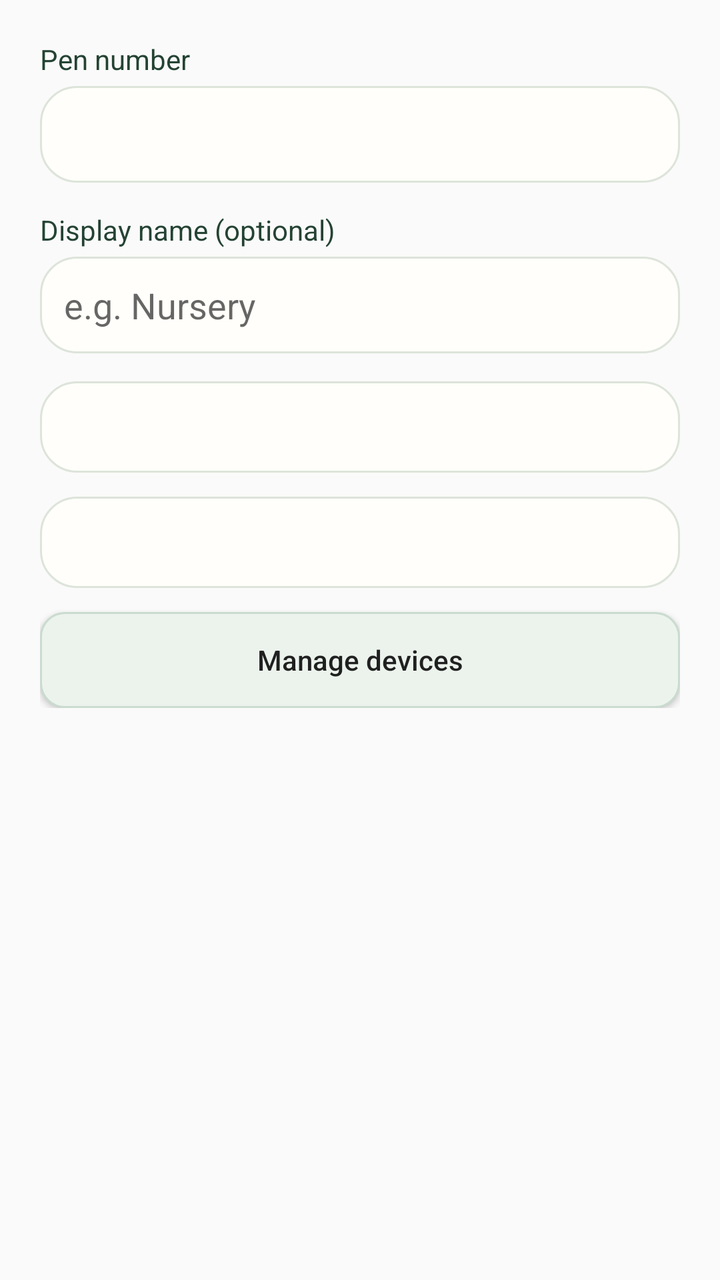
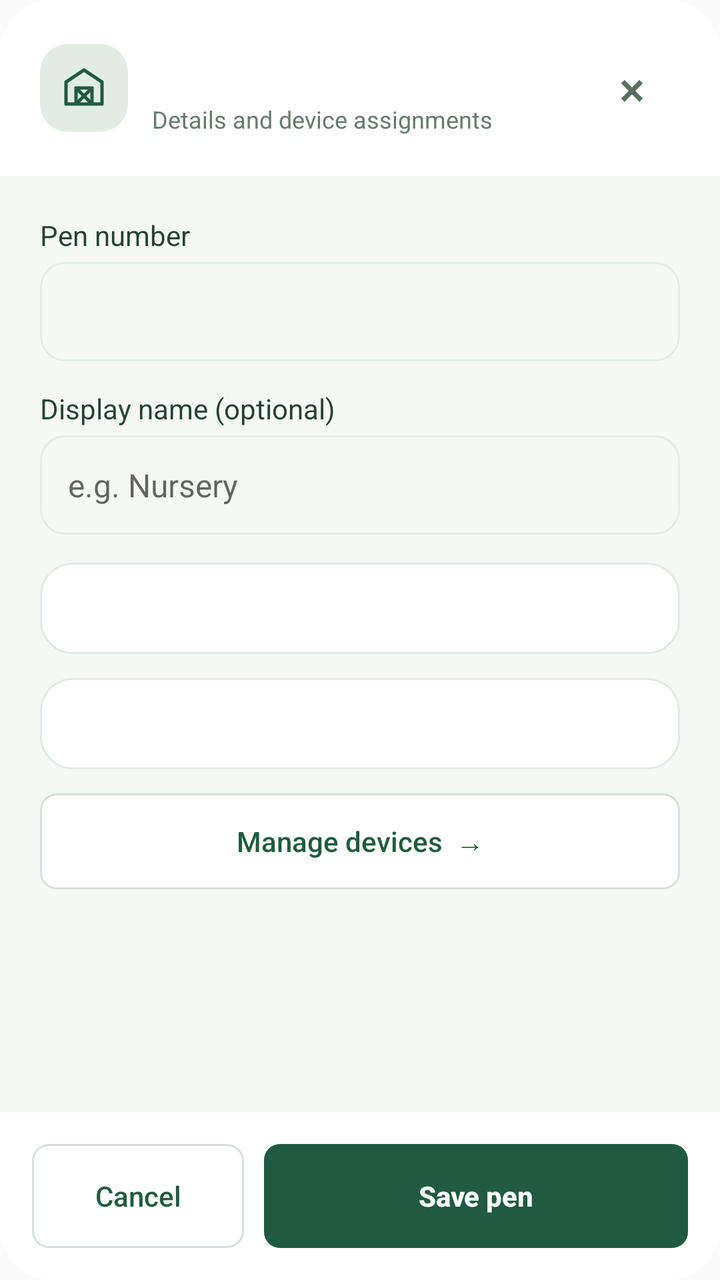

Compare the two renders of this Android layout. The source of the first and the diff that turns it into the second are given below.
<!-- AndroidManifest.xml: application theme Theme.HogWatch -->
<!-- res/layout/dialog_add_pen.xml -->
<ScrollView xmlns:android="http://schemas.android.com/apk/res/android" android:layout_width="match_parent" android:layout_height="wrap_content">
    <LinearLayout android:layout_width="match_parent" android:layout_height="wrap_content" android:orientation="vertical" android:padding="20dp">
        <TextView android:layout_width="match_parent" android:layout_height="wrap_content" android:text="Pen number" android:labelFor="@+id/pen_number" android:textColor="#244333"/>
        <EditText android:id="@id/pen_number" android:layout_width="match_parent" android:layout_height="wrap_content" android:minHeight="48dp" android:layout_marginTop="4dp" android:layout_marginBottom="14dp" android:singleLine="true" android:inputType="number" android:maxLength="10" android:hint="" android:background="@drawable/card" android:padding="12dp"/>
        <TextView android:layout_width="match_parent" android:layout_height="wrap_content" android:text="Display name (optional)" android:labelFor="@+id/pen_alias" android:textColor="#244333"/>
        <EditText android:id="@id/pen_alias" android:layout_width="match_parent" android:layout_height="wrap_content" android:minHeight="48dp" android:layout_marginTop="4dp" android:layout_marginBottom="14dp" android:singleLine="true" android:inputType="textCapWords" android:maxLength="80" android:hint="e.g. Nursery" android:background="@drawable/card" android:padding="12dp"/>
        <LinearLayout android:layout_width="match_parent" android:layout_height="wrap_content" android:layout_marginBottom="12dp" android:orientation="vertical" android:padding="12dp" android:background="@drawable/card">
            <TextView android:id="@+id/sensors_caption" android:layout_width="match_parent" android:layout_height="wrap_content" android:textSize="16sp" android:textStyle="bold" android:textColor="#193C2D" android:accessibilityLiveRegion="polite"/>
            <LinearLayout android:id="@+id/sensors_options" android:layout_width="match_parent" android:layout_height="wrap_content" android:orientation="vertical"/>
        </LinearLayout>
        <LinearLayout android:layout_width="match_parent" android:layout_height="wrap_content" android:layout_marginBottom="12dp" android:orientation="vertical" android:padding="12dp" android:background="@drawable/card">
            <TextView android:id="@+id/cameras_caption" android:layout_width="match_parent" android:layout_height="wrap_content" android:textSize="16sp" android:textStyle="bold" android:textColor="#193C2D" android:accessibilityLiveRegion="polite"/>
            <LinearLayout android:id="@+id/cameras_options" android:layout_width="match_parent" android:layout_height="wrap_content" android:orientation="vertical"/>
        </LinearLayout>
        <Button android:id="@+id/manage_pen_devices" android:layout_width="match_parent" android:layout_height="wrap_content" android:minHeight="48dp" android:text="Manage devices" android:textAllCaps="false" android:background="@drawable/action_surface"/>
    </LinearLayout>
</ScrollView>
<!-- resources referenced by this layout -->
<resources>
  <!-- drawable action_surface (drawable) -->
  <ripple xmlns:android="http://schemas.android.com/apk/res/android" android:color="#286B956F"><item><shape><solid android:color="#ECF3ED"/><corners android:radius="12dp"/><stroke android:width="1dp" android:color="#CADBCF"/></shape></item></ripple>
  <!-- drawable card (drawable) -->
  <shape xmlns:android="http://schemas.android.com/apk/res/android"><solid android:color="#FFFEFA"/><corners android:radius="18dp"/><stroke android:width="1dp" android:color="#DDE4DA"/></shape>
  <style name="Theme.HogWatch" parent="@android:style/Theme.Material.Light.NoActionBar"><item name="android:statusBarColor">#F4F6F0</item><item name="android:navigationBarColor">#102A20</item><item name="android:colorAccent">#246849</item><item name="android:windowLightStatusBar">true</item></style>
</resources>

<!-- the commit's change to res/layout/dialog_add_pen.xml (unified diff, before → after) -->
@@ -1,9 +1,18 @@
-<ScrollView xmlns:android="http://schemas.android.com/apk/res/android" android:layout_width="match_parent" android:layout_height="wrap_content">
-    <LinearLayout android:layout_width="match_parent" android:layout_height="wrap_content" android:orientation="vertical" android:padding="20dp">
+<LinearLayout xmlns:android="http://schemas.android.com/apk/res/android" android:layout_width="match_parent" android:layout_height="match_parent" android:orientation="vertical" android:background="@drawable/filter_panel">
+    <LinearLayout android:layout_width="match_parent" android:layout_height="wrap_content" android:padding="20dp" android:gravity="center_vertical">
+        <ImageView android:layout_width="44dp" android:layout_height="44dp" android:padding="10dp" android:src="@drawable/ic_pens" android:background="@drawable/directory_icon_surface" android:importantForAccessibility="no"/>
+        <LinearLayout android:layout_width="0dp" android:layout_weight="1" android:layout_height="wrap_content" android:layout_marginStart="12dp" android:orientation="vertical">
+            <TextView android:id="@+id/pen_editor_title" android:layout_width="match_parent" android:layout_height="wrap_content" android:textSize="21sp" android:textStyle="bold" android:textColor="#183A2B"/>
+            <TextView android:layout_width="match_parent" android:layout_height="wrap_content" android:text="Details and device assignments" android:textSize="12sp" android:textColor="#657B6E" android:layout_marginTop="3dp"/>
+        </LinearLayout>
+        <Button android:id="@+id/pen_editor_close" android:layout_width="48dp" android:layout_height="48dp" android:minWidth="0dp" android:padding="0dp" android:text="×" android:textSize="24sp" android:textColor="#587062" android:background="?android:attr/selectableItemBackgroundBorderless" android:contentDescription="Close pen editor"/>
+    </LinearLayout>
+    <ScrollView android:layout_width="match_parent" android:layout_height="0dp" android:layout_weight="1" android:fillViewport="true" android:background="#F6F8F6">
+    <LinearLayout android:layout_width="match_parent" android:layout_height="wrap_content" android:orientation="vertical" android:padding="20dp" android:focusableInTouchMode="true">
         <TextView android:layout_width="match_parent" android:layout_height="wrap_content" android:text="Pen number" android:labelFor="@+id/pen_number" android:textColor="#244333"/>
-        <EditText android:id="@id/pen_number" android:layout_width="match_parent" android:layout_height="wrap_content" android:minHeight="48dp" android:layout_marginTop="4dp" android:layout_marginBottom="14dp" android:singleLine="true" android:inputType="number" android:maxLength="10" android:hint="" android:background="@drawable/card" android:padding="12dp"/>
+        <EditText android:id="@id/pen_number" android:layout_width="match_parent" android:layout_height="wrap_content" android:minHeight="48dp" android:layout_marginTop="4dp" android:layout_marginBottom="14dp" android:singleLine="true" android:inputType="number" android:maxLength="10" android:hint="" android:background="@drawable/profile_field" android:textSize="16sp" android:textColor="#183A2B" android:padding="14dp"/>
         <TextView android:layout_width="match_parent" android:layout_height="wrap_content" android:text="Display name (optional)" android:labelFor="@+id/pen_alias" android:textColor="#244333"/>
-        <EditText android:id="@id/pen_alias" android:layout_width="match_parent" android:layout_height="wrap_content" android:minHeight="48dp" android:layout_marginTop="4dp" android:layout_marginBottom="14dp" android:singleLine="true" android:inputType="textCapWords" android:maxLength="80" android:hint="e.g. Nursery" android:background="@drawable/card" android:padding="12dp"/>
+        <EditText android:id="@id/pen_alias" android:layout_width="match_parent" android:layout_height="wrap_content" android:minHeight="48dp" android:layout_marginTop="4dp" android:layout_marginBottom="14dp" android:singleLine="true" android:inputType="textCapWords" android:maxLength="80" android:hint="e.g. Nursery" android:background="@drawable/profile_field" android:textSize="16sp" android:textColor="#183A2B" android:padding="14dp"/>
         <LinearLayout android:layout_width="match_parent" android:layout_height="wrap_content" android:layout_marginBottom="12dp" android:orientation="vertical" android:padding="12dp" android:background="@drawable/card">
             <TextView android:id="@+id/sensors_caption" android:layout_width="match_parent" android:layout_height="wrap_content" android:textSize="16sp" android:textStyle="bold" android:textColor="#193C2D" android:accessibilityLiveRegion="polite"/>
             <LinearLayout android:id="@+id/sensors_options" android:layout_width="match_parent" android:layout_height="wrap_content" android:orientation="vertical"/>
@@ -12,6 +21,12 @@
             <TextView android:id="@+id/cameras_caption" android:layout_width="match_parent" android:layout_height="wrap_content" android:textSize="16sp" android:textStyle="bold" android:textColor="#193C2D" android:accessibilityLiveRegion="polite"/>
             <LinearLayout android:id="@+id/cameras_options" android:layout_width="match_parent" android:layout_height="wrap_content" android:orientation="vertical"/>
         </LinearLayout>
-        <Button android:id="@+id/manage_pen_devices" android:layout_width="match_parent" android:layout_height="wrap_content" android:minHeight="48dp" android:text="Manage devices" android:textAllCaps="false" android:background="@drawable/action_surface"/>
+        <Button android:id="@+id/manage_pen_devices" android:layout_width="match_parent" android:layout_height="wrap_content" android:minHeight="48dp" android:stateListAnimator="@null" android:textColor="#205B3F" android:text="Manage devices  →" android:textAllCaps="false" android:background="@drawable/action_surface"/>
+        <Button android:id="@+id/delete_pen" android:layout_width="match_parent" android:layout_height="wrap_content" android:minHeight="48dp" android:layout_marginTop="12dp" android:stateListAnimator="@null" android:text="Delete pen" android:textAllCaps="false" android:textColor="#AF4936" android:background="@drawable/pen_delete_surface" android:visibility="gone"/>
     </LinearLayout>
-</ScrollView>
+    </ScrollView>
+    <LinearLayout android:layout_width="match_parent" android:layout_height="wrap_content" android:padding="16dp" android:orientation="horizontal">
+        <Button android:id="@+id/pen_editor_cancel" android:layout_width="0dp" android:layout_weight="1" android:layout_height="52dp" android:text="Cancel" android:textAllCaps="false" android:textColor="#205B3F" android:background="@drawable/action_surface" android:stateListAnimator="@null"/>
+        <Button android:id="@+id/pen_editor_save" android:layout_width="0dp" android:layout_weight="2" android:layout_height="52dp" android:layout_marginStart="10dp" android:text="Save pen" android:textStyle="bold" android:textAllCaps="false" android:textColor="#FFFFFF" android:background="@drawable/action_primary" android:stateListAnimator="@null"/>
+    </LinearLayout>
+</LinearLayout>
<!-- resource entries referenced after the edit -->
@@ -1,9 +1,26 @@
 <!-- resources referenced by this layout -->
 <resources>
+  <!-- drawable action_primary (drawable) -->
+  <ripple xmlns:android="http://schemas.android.com/apk/res/android" android:color="#183E7955"><item><selector><item android:state_enabled="false"><shape><solid android:color="#EEF0ED"/><corners android:radius="8dp"/></shape></item><item><shape><solid android:color="#205A40"/><corners android:radius="8dp"/></shape></item></selector></item></ripple>
   <!-- drawable action_surface (drawable) -->
-  <ripple xmlns:android="http://schemas.android.com/apk/res/android" android:color="#286B956F"><item><shape><solid android:color="#ECF3ED"/><corners android:radius="12dp"/><stroke android:width="1dp" android:color="#CADBCF"/></shape></item></ripple>
+  <ripple xmlns:android="http://schemas.android.com/apk/res/android" android:color="#183E7955"><item><selector><item android:state_enabled="false"><shape><solid android:color="#EEF0ED"/><corners android:radius="8dp"/></shape></item><item><shape><solid android:color="#FFFFFF"/><corners android:radius="8dp"/><stroke android:width="1dp" android:color="#D7DFD9"/></shape></item></selector></item></ripple>
   <!-- drawable card (drawable) -->
-  <shape xmlns:android="http://schemas.android.com/apk/res/android"><solid android:color="#FFFEFA"/><corners android:radius="18dp"/><stroke android:width="1dp" android:color="#DDE4DA"/></shape>
+  <shape xmlns:android="http://schemas.android.com/apk/res/android"><solid android:color="#FFFFFF"/><corners android:radius="16dp"/><stroke android:width="1dp" android:color="#E2E9E4"/></shape>
+  <!-- drawable directory_icon_surface (drawable) -->
+  <shape xmlns:android="http://schemas.android.com/apk/res/android">
+      <solid android:color="#E1EDE4"/><corners android:radius="14dp"/>
+  </shape>
+  <!-- drawable filter_panel (drawable) -->
+  <shape xmlns:android="http://schemas.android.com/apk/res/android"><solid android:color="#FFFFFF"/><corners android:radius="26dp"/></shape>
+  <!-- drawable ic_pens (drawable) -->
+  <vector xmlns:android="http://schemas.android.com/apk/res/android" android:width="24dp" android:height="24dp" android:viewportWidth="24" android:viewportHeight="24"><path android:pathData="M3,20V9l9,-6 9,6v11z M8,20v-8h8v8 M8,12l8,8 M16,12l-8,8" android:strokeColor="#205A40" android:strokeWidth="1.7" android:strokeLineCap="round" android:strokeLineJoin="round" android:fillColor="@android:color/transparent"/></vector>
+  <!-- drawable pen_delete_surface (drawable) -->
+  <shape xmlns:android="http://schemas.android.com/apk/res/android"><solid android:color="#FFF2EF"/><corners android:radius="12dp"/><stroke android:width="1dp" android:color="#F1D9D2"/></shape>
+  <!-- drawable profile_field (drawable) -->
+  <selector xmlns:android="http://schemas.android.com/apk/res/android">
+      <item android:state_focused="true"><shape><solid android:color="#FFFFFF"/><corners android:radius="12dp"/><stroke android:width="2dp" android:color="#2D7656"/></shape></item>
+      <item><shape><solid android:color="#F5F8F5"/><corners android:radius="12dp"/><stroke android:width="1dp" android:color="#E3EBE5"/></shape></item>
+  </selector>
   <style name="Theme.HogWatch" parent="@android:style/Theme.Material.Light.NoActionBar"><item name="android:statusBarColor">#F4F6F0</item><item name="android:navigationBarColor">#102A20</item><item name="android:colorAccent">#246849</item><item name="android:windowLightStatusBar">true</item></style>
 </resources>
 
